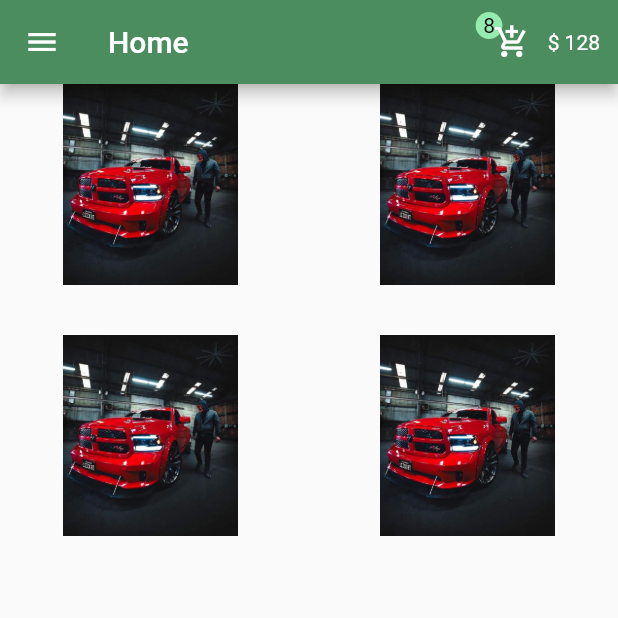
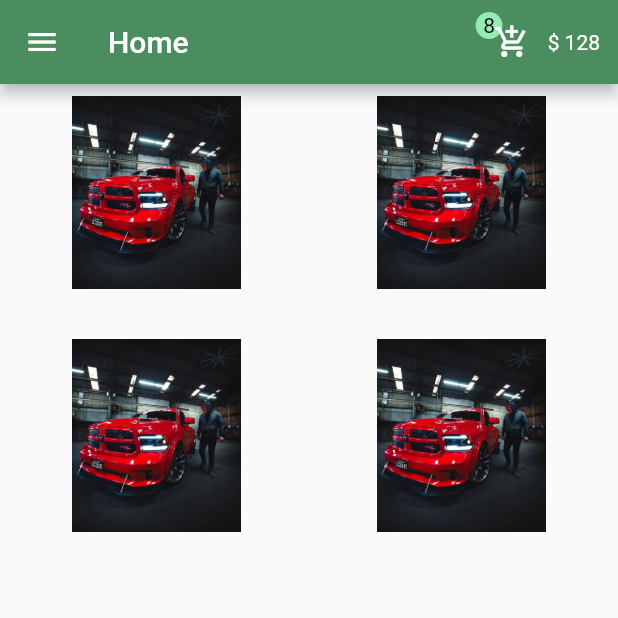
Before and after one commit to Abdallah-Mohamed-Abdallah-AbdulRazzaq/flower_app, a Flutter app: the screen it shows after launch, on a phone screen of 412 x 824 dp, the top half of it. Run offline on Flutter 3.47's test engine with Material 2 defaults, Android fonts, the phone set to English and light mode, and no system bars.

Commit message:
Add Padding in GridView

```diff
--- a/lib/pages/home.dart
+++ b/lib/pages/home.dart
@@ -6,7 +6,9 @@ class Home extends StatelessWidget {
   @override
   Widget build(BuildContext context) {
     return Scaffold(
-      body: GridView.builder(
+      body: Padding(
+        padding: const EdgeInsets.all(8.0),
+        child: GridView.builder(
         gridDelegate: SliverGridDelegateWithFixedCrossAxisCount(
           crossAxisCount: 2,
           childAspectRatio: 3 / 2,
@@ -29,6 +31,7 @@ class Home extends StatelessWidget {
 
           );
           }),
+      ),
 
 
 
```
Lines whose indentation alone changed are shown as unchanged.
